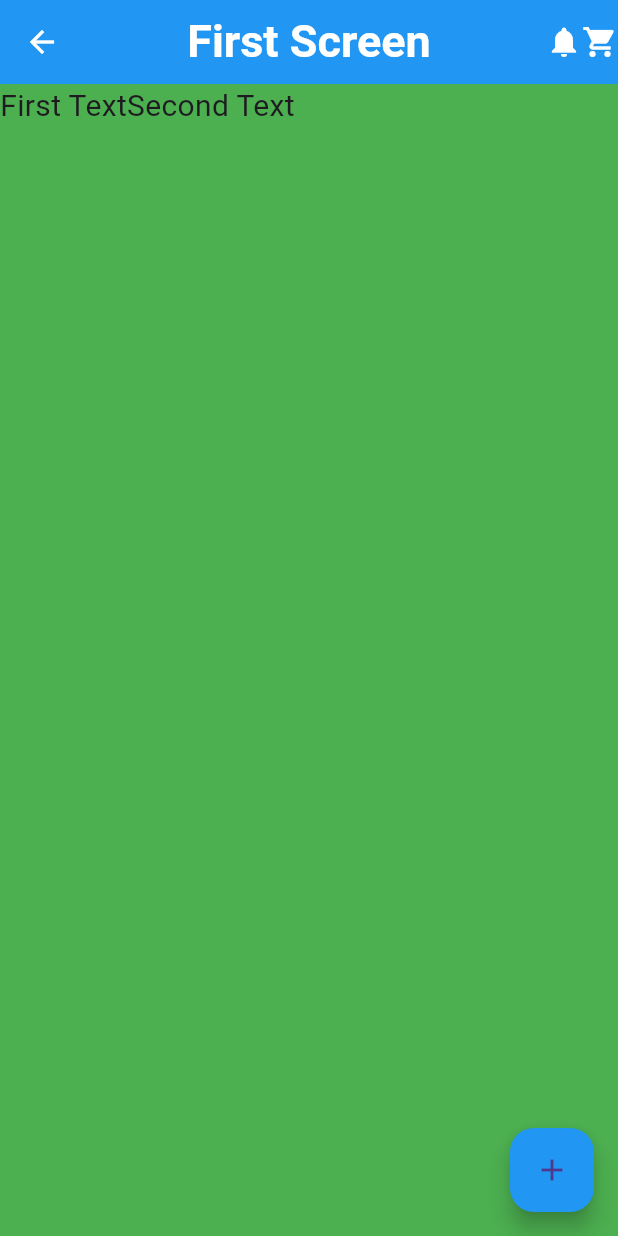
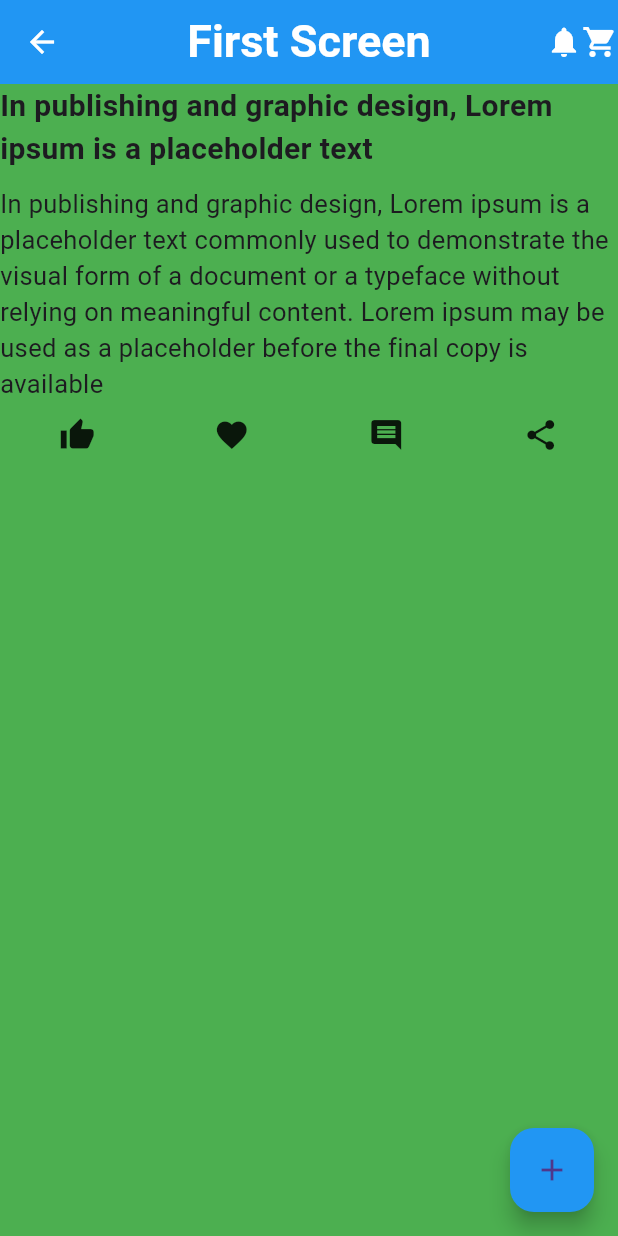
Before and after one commit to MuhammadAliKust/Aqsa_Noor_Project, a Flutter app: the screen it shows after launch, on a phone screen of 412 x 824 dp. Run offline on Flutter 3.47's test engine with Material 3 defaults, Android fonts, the phone set to English and light mode, and no system bars.

Commit message:
Nested Row Column Done

```diff
--- a/lib/main.dart
+++ b/lib/main.dart
@@ -35,11 +35,31 @@ class MyApp extends StatelessWidget {
             ),
           ],
         ),
-        body: Row(
+        body: Column(
           children: [
-            Text("First Text",style: TextStyle(fontSize: 20),),
-            SizedBox(height: 30,),
-            Text("Second Text",style: TextStyle(fontSize: 20),),
+            Text(
+              "In publishing and graphic design, Lorem ipsum is a placeholder text ",
+              style: TextStyle(fontSize: 20, fontWeight: FontWeight.bold),
+            ),
+            SizedBox(
+              height: 10,
+            ),
+            Text(
+              "In publishing and graphic design, Lorem ipsum is a placeholder text commonly used to demonstrate the visual form of a document or a typeface without relying on meaningful content. Lorem ipsum may be used as a placeholder before the final copy is available",
+              style: TextStyle(fontSize: 17),
+            ),
+            SizedBox(
+              height: 10,
+            ),
+            Row(
+              mainAxisAlignment: MainAxisAlignment.spaceAround,
+              children: [
+                Icon(Icons.thumb_up),
+                Icon(Icons.favorite),
+                Icon(Icons.comment),
+                Icon(Icons.share)
+              ],
+            )
           ],
         ),
         floatingActionButton: FloatingActionButton(
```
